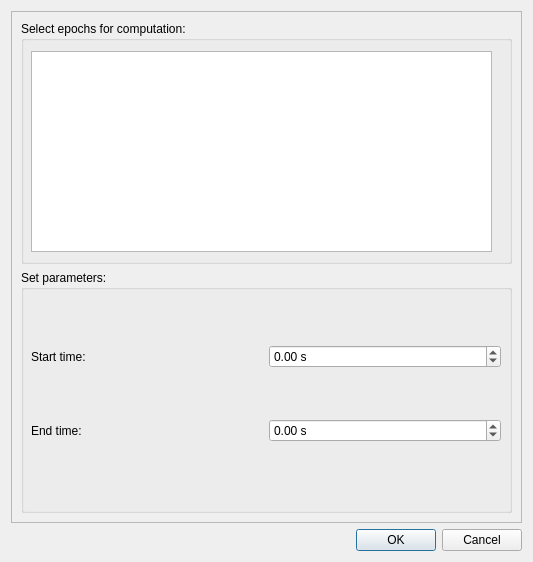
This is qt4Designer_ui_files/covarianceEpochDialogUi.ui in cibr-jyu/meggie as Qt 5 draws it before an edit. The edited form follows.
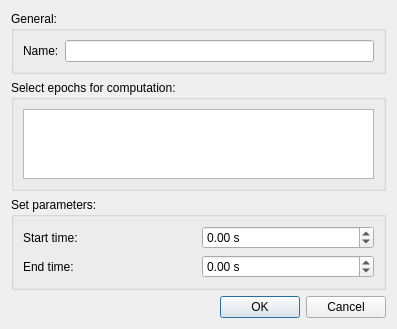
This is the edited form.

What changed in the file:
```diff
--- a/qt4Designer_ui_files/covarianceEpochDialogUi.ui
+++ b/qt4Designer_ui_files/covarianceEpochDialogUi.ui
@@ -6,53 +6,67 @@
    <rect>
     <x>0</x>
     <y>0</y>
-    <width>533</width>
-    <height>562</height>
+    <width>397</width>
+    <height>320</height>
    </rect>
   </property>
   <property name="windowTitle">
    <string>Compute covariance from epoch file</string>
   </property>
   <layout class="QGridLayout" name="gridLayout">
-   <item row="0" column="0">
-    <widget class="QScrollArea" name="scrollArea">
-     <property name="widgetResizable">
-      <bool>true</bool>
+   <item row="1" column="0">
+    <widget class="QDialogButtonBox" name="buttonBox">
+     <property name="orientation">
+      <enum>Qt::Horizontal</enum>
      </property>
-     <widget class="QWidget" name="scrollAreaWidgetContents">
-      <property name="geometry">
-       <rect>
-        <x>0</x>
-        <y>0</y>
-        <width>513</width>
-        <height>503</height>
-       </rect>
-      </property>
-      <property name="minimumSize">
-       <size>
-        <width>500</width>
-        <height>470</height>
-       </size>
-      </property>
+     <property name="standardButtons">
+      <set>QDialogButtonBox::Cancel|QDialogButtonBox::Ok</set>
+     </property>
+    </widget>
+   </item>
+   <item row="0" column="0">
+    <layout class="QVBoxLayout" name="verticalLayout_3">
+     <item>
+      <widget class="QGroupBox" name="groupBoxName">
+       <property name="title">
+        <string>General:</string>
+       </property>
+       <layout class="QGridLayout" name="gridLayout_4">
+        <item row="0" column="0">
       <layout class="QVBoxLayout" name="verticalLayout">
        <item>
+           <layout class="QHBoxLayout" name="horizontalLayout_3">
+            <item>
+             <widget class="QLabel" name="labelName">
+              <property name="text">
+               <string>Name:</string>
+              </property>
+             </widget>
+            </item>
+            <item>
+             <widget class="QLineEdit" name="lineEditName"/>
+            </item>
+           </layout>
+          </item>
+         </layout>
+        </item>
+       </layout>
+      </widget>
+     </item>
+     <item>
         <widget class="QGroupBox" name="groupBoxEpochs">
          <property name="title">
           <string>Select epochs for computation:</string>
          </property>
+       <layout class="QGridLayout" name="gridLayout_2">
+        <item row="0" column="0">
          <widget class="QListWidget" name="listWidgetEpochs">
-          <property name="geometry">
-           <rect>
-            <x>10</x>
-            <y>30</y>
-            <width>461</width>
-            <height>201</height>
-           </rect>
-          </property>
           <property name="selectionMode">
            <enum>QAbstractItemView::ExtendedSelection</enum>
           </property>
          </widget>
+        </item>
+       </layout>
         </widget>
        </item>
        <item>
@@ -60,15 +74,8 @@
          <property name="title">
           <string>Set parameters:</string>
          </property>
-         <widget class="QWidget" name="verticalLayoutWidget">
-          <property name="geometry">
-           <rect>
-            <x>10</x>
-            <y>30</y>
-            <width>470</width>
-            <height>188</height>
-           </rect>
-          </property>
+       <layout class="QGridLayout" name="gridLayout_3">
+        <item row="0" column="0">
           <layout class="QVBoxLayout" name="verticalLayout_2">
            <item>
             <layout class="QHBoxLayout" name="horizontalLayout">
@@ -125,22 +132,11 @@
             </layout>
            </item>
           </layout>
-         </widget>
-        </widget>
        </item>
       </layout>
      </widget>
-    </widget>
-   </item>
-   <item row="1" column="0">
-    <widget class="QDialogButtonBox" name="buttonBox">
-     <property name="orientation">
-      <enum>Qt::Horizontal</enum>
-     </property>
-     <property name="standardButtons">
-      <set>QDialogButtonBox::Cancel|QDialogButtonBox::Ok</set>
-     </property>
-    </widget>
+     </item>
+    </layout>
    </item>
   </layout>
  </widget>
```
Lines whose indentation alone changed are shown as unchanged.
